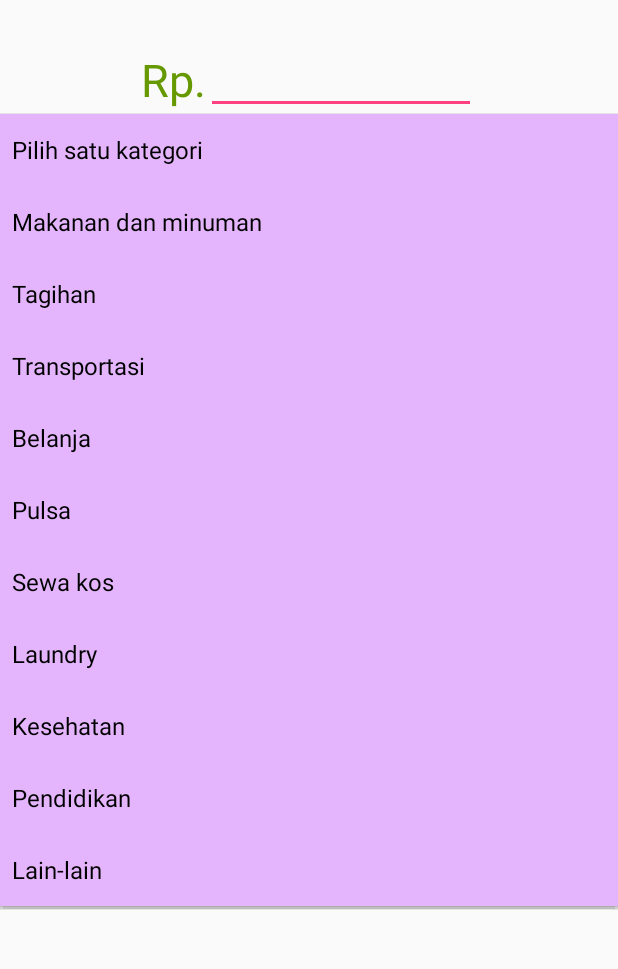
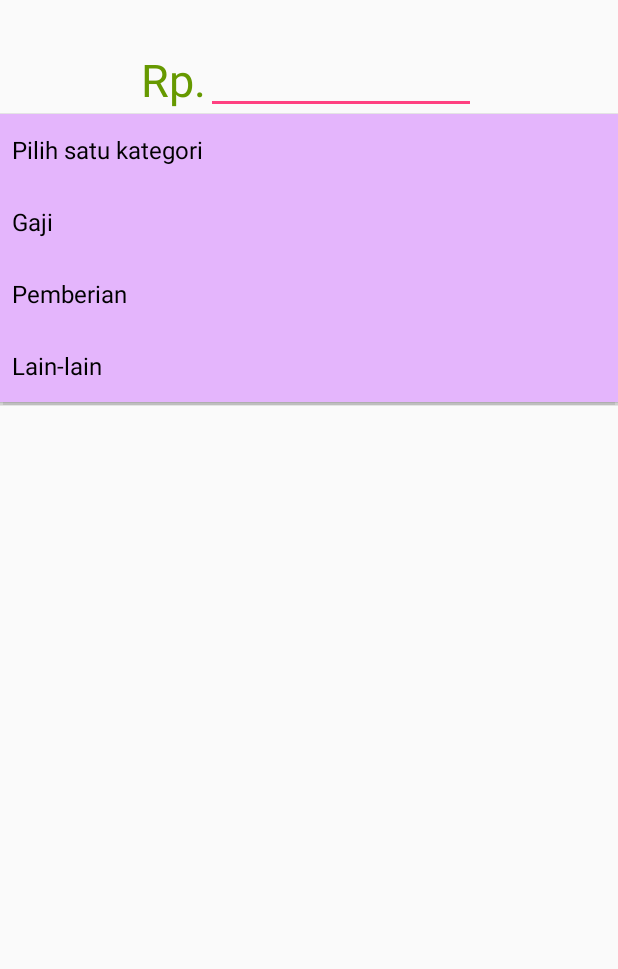
Before and after one commit to ViramelianaXIR133/Cost.In, an Android app: the fragment GajiFragment placed in its activity, after a tap on "Pilih satu kategori", on a phone screen of 412 x 824 dp, the part 84-1053 px from its top. Run offline under Robolectric (Android 15) with nearby library versions, the phone set to English and light mode, and no system bars.

Commit message:
keypart1

```diff
--- a/app/src/main/java/id/sch/smktelkom_mlg/project2/xirpl11517192933/costin/Database.java
+++ b/app/src/main/java/id/sch/smktelkom_mlg/project2/xirpl11517192933/costin/Database.java
@@ -70,6 +70,12 @@ public class Database extends SQLiteOpenHelper {
         return res;
     }
 
+    public Cursor getSomeTotalData() {
+        SQLiteDatabase db = this.getWritableDatabase();
+        Cursor res = db.rawQuery("select kategori from " + TABLE_NAME_TOTAL, null);
+        return res;
+    }
+
 //    public boolean insertData(int jml_uang, String kategori, String keterangan, String tanggal) {
 //        SQLiteDatabase db = this.getWritableDatabase();
 //        ContentValues contentValues = new ContentValues();
--- a/app/src/main/java/id/sch/smktelkom_mlg/project2/xirpl11517192933/costin/GajiFragment.java
+++ b/app/src/main/java/id/sch/smktelkom_mlg/project2/xirpl11517192933/costin/GajiFragment.java
@@ -1,6 +1,7 @@
 package id.sch.smktelkom_mlg.project2.xirpl11517192933.costin;
 
 
+import android.database.sqlite.SQLiteDatabase;
 import android.os.Bundle;
 import android.support.v4.app.Fragment;
 import android.view.LayoutInflater;
@@ -21,6 +22,8 @@ public class GajiFragment extends Fragment {
     Spinner spilih;
     Button bsimpan;
     Database myDb;
+    SQLiteDatabase SQLITEDATABASE;
+    String uang, kategori;
     public GajiFragment() {
         // Required empty public constructor
     }
@@ -38,10 +41,30 @@ public class GajiFragment extends Fragment {
         spilih = (Spinner) view.findViewById(R.id.spinnerPilih);
         bsimpan = (Button) view.findViewById(R.id.buttonSimpangaji);
 
+        bsimpan.setOnClickListener(new View.OnClickListener() {
+            @Override
+            public void onClick(View view) {
+//                DBCreate();
+//                SubmitData2SQLiteDB();
+            }
+        });
+
         AddData();
 
 
         return view;
+    }
+
+//    private void SubmitData2SQLiteDB() {
+//        uang = ejumlah.getText().toString();
+//        kategori = spilih.getSelectedItem().toString();
+//
+//    }
+
+    private void DBCreate() {
+        //SQLITEDATABASE = SQLiteDatabase.openOrCreateDatabase("db_costin", null);
+        //SQLITEDATABASE.execSQL("CREATE TABLE IF NOT EXISTS demoTable()");
+
     }
 
     private void AddData() {
--- a/app/src/main/res/layout/fragment_gaji.xml
+++ b/app/src/main/res/layout/fragment_gaji.xml
@@ -47,7 +47,7 @@
         android:layout_width="match_parent"
         android:layout_height="wrap_content"
         android:background="?attr/colorButtonNormal"
-        android:entries="@array/jenis"
+        android:entries="@array/pilih"
         android:paddingTop="50dp"
 
         android:popupBackground="@color/dot_light_screen4" />
--- a/app/src/main/res/layout/uang_layout.xml
+++ b/app/src/main/res/layout/uang_layout.xml
@@ -18,11 +18,5 @@
         android:layout_alignParentTop="true"
         android:layout_centerHorizontal="true"></ListView>
 
-    <ListView
-        android:id="@+id/listView1"
-        android:layout_width="match_parent"
-        android:layout_height="wrap_content"
-        android:layout_alignParentTop="true"
-        android:layout_centerHorizontal="true"></ListView>
 
 </RelativeLayout>
--- a/app/src/main/res/values/arrays.xml
+++ b/app/src/main/res/values/arrays.xml
@@ -13,4 +13,10 @@
         <item> Pendidikan </item>
         <item> Lain-lain </item>
     </string-array>
+    <string-array name="pilih">
+        <item>Pilih satu kategori</item>
+        <item>Gaji</item>
+        <item>Pemberian</item>
+        <item>Lain-lain</item>
+    </string-array>
 </resources>
```
Also changed, not shown: app/build.gradle (+14 -1 lines), app/src/main/java/id/sch/smktelkom_mlg/project2/xirpl11517192933/costin/MainActivity.java (+4 -4 lines).
